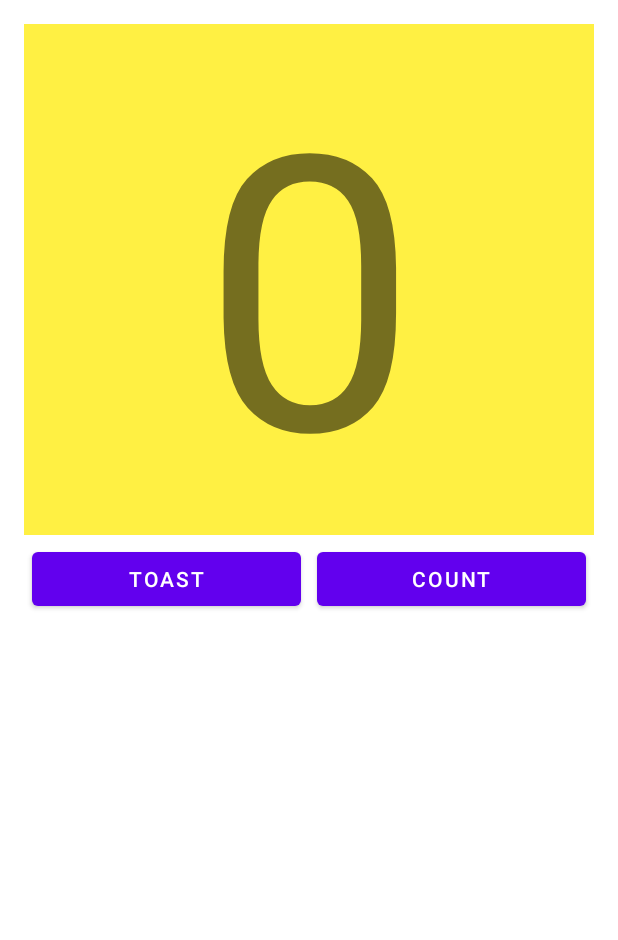
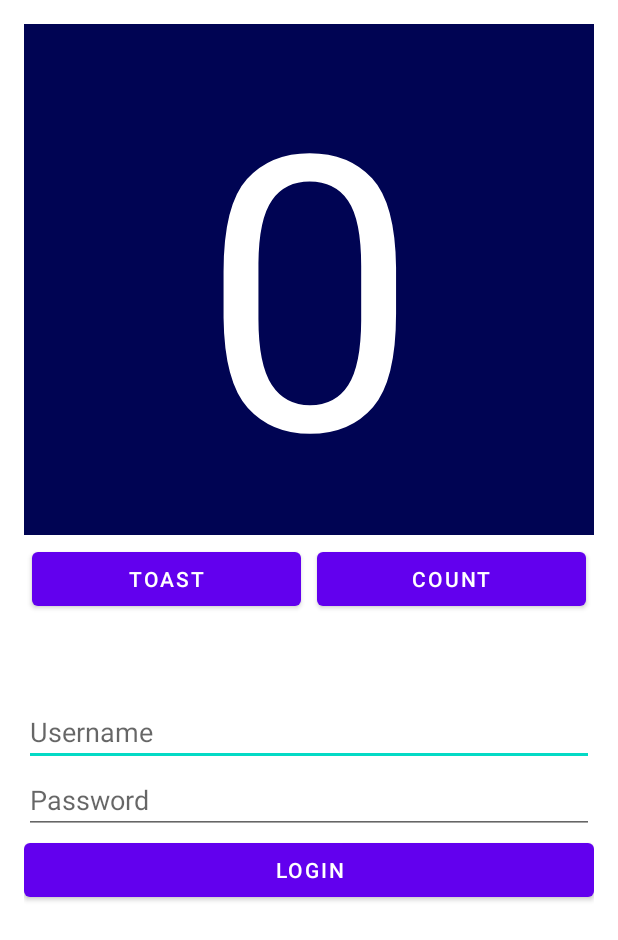
Before and after one commit to farhanhnfx/PPB-Sinau, an Android app: the layout activity_main.xml on its own in the app's theme, with its tools: preview values and no code run, on a phone screen of 412 x 824 dp. Shown: the top 940 px of the screen. Run offline under Robolectric (Android 15) with nearby library versions, the phone set to English and light mode, and no system bars.

Commit message:
second commit

```diff
--- a/app/src/main/java/com/example/ppb/MainActivity.kt
+++ b/app/src/main/java/com/example/ppb/MainActivity.kt
@@ -8,6 +8,9 @@ import com.example.ppb.databinding.ActivityMainBinding
 class MainActivity : AppCompatActivity() {
     private lateinit var binding: ActivityMainBinding
     private var number = 0
+
+    private val username = "farhanh"
+    private val password = "pw123"
 
 
     override fun onCreate(savedInstanceState: Bundle?) {
@@ -29,6 +32,19 @@ class MainActivity : AppCompatActivity() {
             btnToast.setOnClickListener {
                 Toast.makeText( this@MainActivity, number.toString(), Toast.LENGTH_SHORT).show()
             }
+
+            // TUGAS
+            btnLogin.setOnClickListener {
+                var getUsername = inpUsername.text.toString()
+                var getpass = inpPass.text.toString()
+                if (getUsername.equals(username) && getpass.equals(password)) {
+                    Toast.makeText(this@MainActivity, "Login Sukses!", Toast.LENGTH_SHORT).show()
+                }
+                else {
+                    Toast.makeText(this@MainActivity, "Username atau Password Salah!", Toast.LENGTH_SHORT).show()
+                }
+            }
+
         }
     }
 }
--- a/app/src/main/res/layout/activity_main.xml
+++ b/app/src/main/res/layout/activity_main.xml
@@ -14,14 +14,16 @@
         android:layout_height="wrap_content"
         android:text="@string/_0"
         android:textSize="256sp"
-        android:background="#fff043"
+        android:textColor="#fff"
+        android:background="#000453"
         android:textAlignment="center"
         />
 
     <LinearLayout
         android:layout_width="match_parent"
         android:layout_height="wrap_content"
-        android:orientation="horizontal">
+        android:orientation="horizontal"
+        android:layout_marginBottom="50dp">
         <Button
             android:layout_width="wrap_content"
             android:layout_height="wrap_content"
@@ -38,6 +40,25 @@
             android:layout_margin="5sp"/>
 
     </LinearLayout>
-
+    <EditText
+        android:id="@+id/inp_username"
+        android:layout_width="match_parent"
+        android:layout_height="wrap_content"
+        android:hint="Username"
+        android:inputType="textImeMultiLine"
+        />
+    <EditText
+        android:id="@+id/inp_pass"
+        android:layout_width="match_parent"
+        android:layout_height="wrap_content"
+        android:hint="Password"
+        android:inputType="textPassword"
+        />
+    <Button
+        android:id="@+id/btn_login"
+        android:layout_width="match_parent"
+        android:layout_height="wrap_content"
+        android:text="LOGIN"
+        />
 
 </LinearLayout>
```
